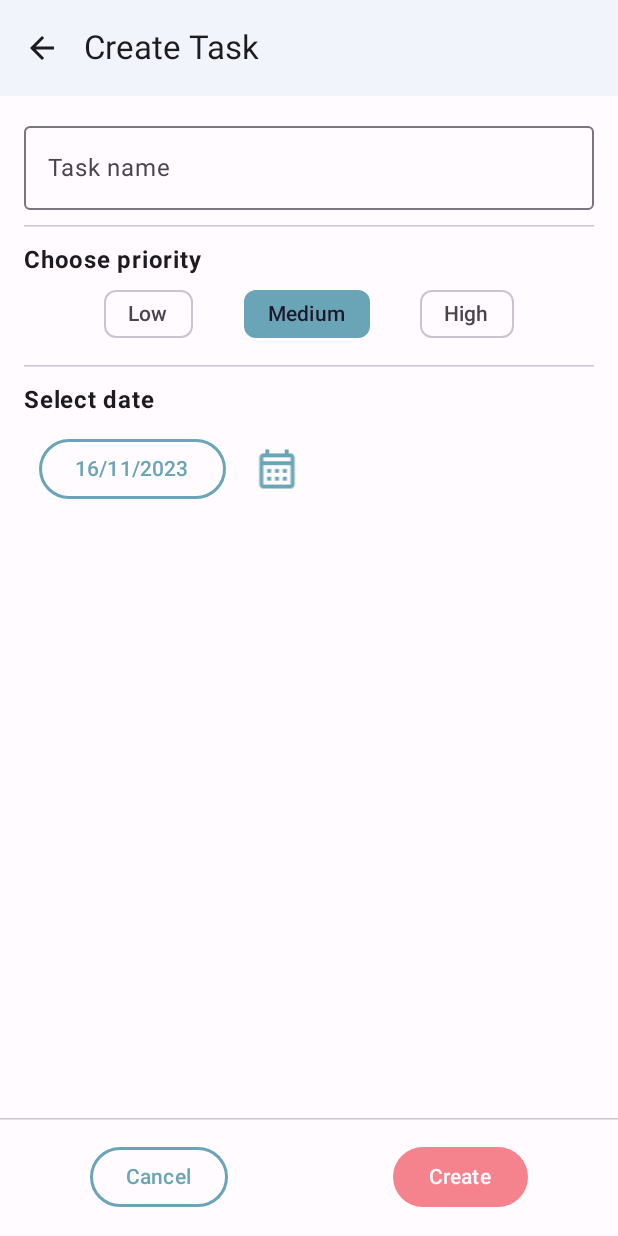
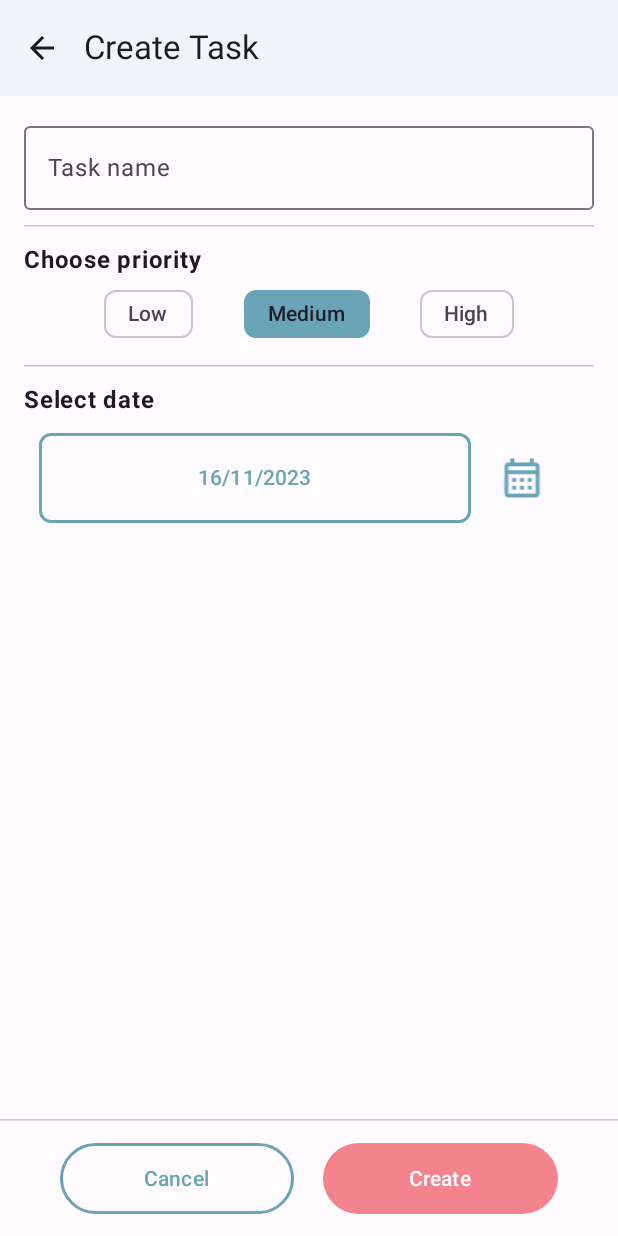
Before and after one commit to Gruppe-10-DTU/TODOAPP, an Android app built with Jetpack Compose: the @Preview function CreateTaskPreview, on a phone screen of 412 x 824 dp. Run offline under Robolectric (Android 15) with nearby library versions, the phone set to English and light mode, and no system bars; our stand-ins replace Dagger/Hilt's generated code.

Commit message:
CreateTaskPage.kt "Cancel" and "Create" button resembles figma more closely

```diff
--- a/app/src/main/java/com/gruppe11/todoApp/ui/elements/SwitchableButton.kt
+++ b/app/src/main/java/com/gruppe11/todoApp/ui/elements/SwitchableButton.kt
@@ -7,6 +7,7 @@ import androidx.compose.material3.MaterialTheme
 import androidx.compose.material3.OutlinedButton
 import androidx.compose.material3.Text
 import androidx.compose.runtime.Composable
+import androidx.compose.ui.Modifier
 import androidx.compose.ui.graphics.Color
 import androidx.compose.ui.unit.dp
 
@@ -15,7 +16,8 @@ fun SwitchableButton(
     text: String,
     onClick: () -> Unit,
     isFilled: Boolean,
-    pickedColor: Color
+    pickedColor: Color,
+    modifier: Modifier = Modifier
 ) {
     if (isFilled) {
         Button(
@@ -23,7 +25,8 @@ fun SwitchableButton(
             colors = ButtonDefaults.buttonColors(
                 contentColor = MaterialTheme.colorScheme.background,
                 containerColor = pickedColor,
-            )
+            ),
+            modifier = modifier
         ) {
             Text(text)
         }
@@ -34,7 +37,8 @@ fun SwitchableButton(
                 contentColor = pickedColor,
                 containerColor = Color.Transparent,
             ),
-            border = BorderStroke(2.dp, pickedColor)
+            border = BorderStroke(2.dp, pickedColor),
+            modifier = modifier
         ) {
             Text(text)
         }
--- a/app/src/main/java/com/gruppe11/todoApp/ui/screens/CreateTaskPage.kt
+++ b/app/src/main/java/com/gruppe11/todoApp/ui/screens/CreateTaskPage.kt
@@ -1,16 +1,20 @@
 package com.gruppe11.todoApp.ui.screens
 
 import android.annotation.SuppressLint
+import androidx.compose.foundation.BorderStroke
 import androidx.compose.foundation.layout.*
+import androidx.compose.foundation.shape.RoundedCornerShape
 import androidx.compose.foundation.text.KeyboardOptions
 import androidx.compose.material.icons.*
 import androidx.compose.material.icons.automirrored.filled.ArrowBack
 import androidx.compose.material.icons.outlined.CalendarMonth
+import androidx.compose.material3.ButtonDefaults
 import androidx.compose.material3.ExperimentalMaterial3Api
 import androidx.compose.material3.HorizontalDivider
 import androidx.compose.material3.Icon
 import androidx.compose.material3.IconButton
 import androidx.compose.material3.MaterialTheme
+import androidx.compose.material3.OutlinedButton
 import androidx.compose.material3.OutlinedTextField
 import androidx.compose.material3.Scaffold
 import androidx.compose.material3.SnackbarHost
@@ -22,6 +26,7 @@ import androidx.compose.runtime.saveable.rememberSaveable
 import androidx.compose.ui.Alignment
 import androidx.compose.ui.Modifier
 import androidx.compose.ui.draw.scale
+import androidx.compose.ui.graphics.Color
 import androidx.compose.ui.text.font.FontWeight
 import androidx.compose.ui.text.input.ImeAction
 import androidx.compose.ui.text.input.KeyboardType
@@ -89,14 +94,15 @@ fun CreateTaskContent(
             horizontalArrangement = Arrangement.SpaceBetween,
             modifier = Modifier
                 .fillMaxWidth()
-                .padding(60.dp, 15.dp)
+                .padding(40.dp, 15.dp)
         ) {
             // Cancel Button
             SwitchableButton(
                 text = "Cancel",
                 onClick = { returnPage() },
                 isFilled = false,
-                pickedColor = MaterialTheme.colorScheme.primary
+                pickedColor = MaterialTheme.colorScheme.primary,
+                modifier = Modifier.fillMaxWidth(0.47f).fillMaxHeight(0.06f)
             )
 
             // Create button
@@ -121,7 +127,8 @@ fun CreateTaskContent(
                     }
                 },
                 isFilled = true,
-                pickedColor = MaterialTheme.colorScheme.tertiary
+                pickedColor = MaterialTheme.colorScheme.tertiary,
+                modifier = Modifier.fillMaxWidth(0.89f).fillMaxHeight(0.06f)
             )
         }
 
@@ -159,10 +166,18 @@ fun CreateTaskContent(
                 verticalAlignment = Alignment.CenterVertically,
                 modifier = Modifier.padding(10.dp, 10.dp)
             ) {
-                SwitchableButton(text = date.format(DateTimeFormatter.ofPattern("dd/MM/yyyy")),
-                    onClick = { showDatePicker = true },
-                    isFilled = false,
-                    pickedColor = MaterialTheme.colorScheme.primary)
+                OutlinedButton(
+                    onClick = {showDatePicker = true },
+                    colors = ButtonDefaults.outlinedButtonColors(
+                        contentColor = MaterialTheme.colorScheme.primary,
+                        containerColor = Color.Transparent,
+                    ),
+                    border = BorderStroke(2.dp, MaterialTheme.colorScheme.primary),
+                    shape = RoundedCornerShape(8.dp),
+                    modifier = Modifier.fillMaxWidth(0.8f).height(60.dp)
+                ) {
+                    Text(date.format(DateTimeFormatter.ofPattern("dd/MM/yyyy")))
+                }
                 Spacer(modifier = Modifier.width(10.dp))
                 IconButton(
                     onClick = { showDatePicker = true },
```
